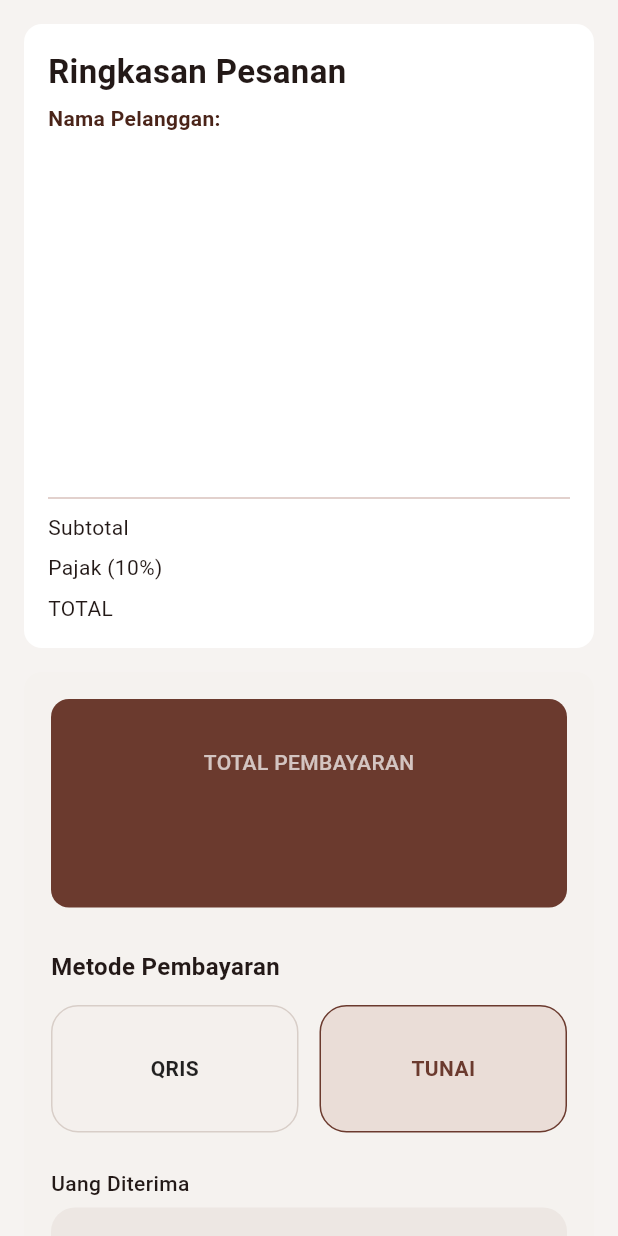
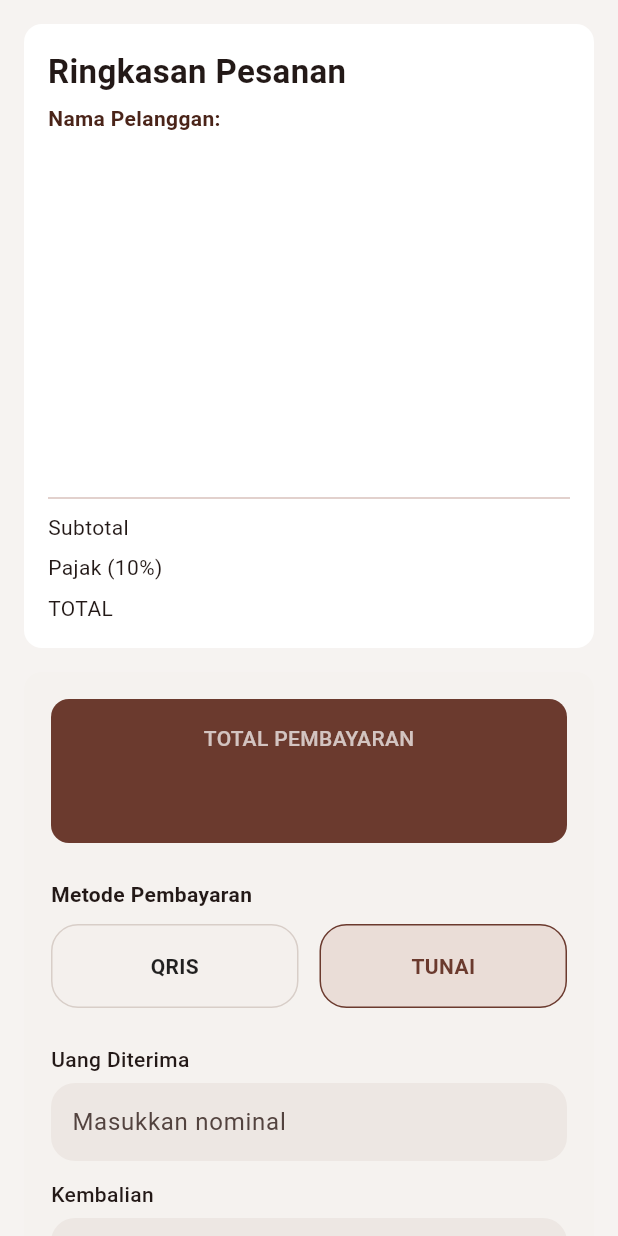
Before and after one commit to PA-opinicteam/Opini-Kopi, a Flutter app: the PaymentPage screen opened directly with empty values, on a phone screen of 412 x 824 dp. Run offline on Flutter 3.47's test engine with Material 3 defaults, Android fonts, the phone set to English and light mode, and no system bars; our stand-ins replace fancy_shimmer_image, fl_chart, flutter_dotenv, flutter_local_notifications, image_picker, pdf and 5 more; missing offline and left inert: ambient_light, esc_pos_utils_plus, excel; accounts and stored records are empty.

Commit message:
fix cashier

```diff
--- a/lib/pages/cashier/home_page.dart
+++ b/lib/pages/cashier/home_page.dart
@@ -394,13 +394,15 @@ class _HomePageState extends State<HomePage> {
   }
 
   Widget _buildPriceRow(String title, String value, {bool isTotal = false}) {
+    final isMobile = ResponsiveHelper.isMobile(context);
+
     return Row(
       mainAxisAlignment: MainAxisAlignment.spaceBetween,
       children: [
         Text(
           title,
           style: TextStyle(
-            fontSize: isTotal ? 18 : 15,
+            fontSize: isTotal ? (isMobile ? 16 : 18) : (isMobile ? 13 : 15),
             fontWeight: isTotal ? FontWeight.w700 : FontWeight.w400,
           ),
         ),
--- a/lib/pages/cashier/payment_page.dart
+++ b/lib/pages/cashier/payment_page.dart
@@ -153,11 +153,11 @@ class _PaymentPageState extends State<PaymentPage> {
         side: const BorderSide(color: Color(0xFF4A2419)),
         foregroundColor: const Color(0xFF4A2419),
         shape: RoundedRectangleBorder(borderRadius: BorderRadius.circular(12)),
-        padding: const EdgeInsets.symmetric(horizontal: 18, vertical: 14),
+        padding: const EdgeInsets.symmetric(horizontal: 12, vertical: 10),
       ),
       child: Text(
         widget.formatRupiah(amount),
-        style: const TextStyle(fontSize: 18, fontWeight: FontWeight.w600),
+        style: const TextStyle(fontSize: 14, fontWeight: FontWeight.w600),
       ),
     );
   }
@@ -178,7 +178,7 @@ class _PaymentPageState extends State<PaymentPage> {
         });
       },
       child: Container(
-        height: 85,
+        height: 56,
         decoration: BoxDecoration(
           color: selected ? const Color(0xFFEADDD7) : const Color(0xFFF4F0ED),
           borderRadius: BorderRadius.circular(18),
@@ -206,7 +206,7 @@ class _PaymentPageState extends State<PaymentPage> {
         Text(label, style: const TextStyle(fontWeight: FontWeight.w500)),
         const SizedBox(height: 6),
         Container(
-          height: 72,
+          height: 52,
           padding: const EdgeInsets.symmetric(horizontal: 14),
           decoration: BoxDecoration(
             color: const Color(0xFFEDE7E3),
@@ -279,6 +279,7 @@ class _PaymentPageState extends State<PaymentPage> {
         children: [
           const Text(
             'Ringkasan Pesanan',
+            textAlign: TextAlign.center,
             style: TextStyle(fontSize: 22, fontWeight: FontWeight.bold),
           ),
           SizedBox(height: isCompact ? 6 : 8),
@@ -388,7 +389,7 @@ class _PaymentPageState extends State<PaymentPage> {
         children: [
           Container(
             width: double.infinity,
-            padding: const EdgeInsets.symmetric(vertical: 32),
+            padding: const EdgeInsets.symmetric(vertical: 16),
             decoration: BoxDecoration(
               color: const Color(0xFF6B3A2E),
               borderRadius: BorderRadius.circular(12),
@@ -407,19 +408,19 @@ class _PaymentPageState extends State<PaymentPage> {
                   widget.formatRupiah(widget.total),
                   style: const TextStyle(
                     color: Colors.white,
-                    fontSize: 32,
+                    fontSize: 24,
                     fontWeight: FontWeight.bold,
                   ),
                 ),
               ],
             ),
           ),
-          const SizedBox(height: 28),
+          const SizedBox(height: 24),
           const Text(
             'Metode Pembayaran',
-            style: TextStyle(fontWeight: FontWeight.w600, fontSize: 16),
+            style: TextStyle(fontWeight: FontWeight.w600, fontSize: 14),
           ),
-          const SizedBox(height: 14),
+          const SizedBox(height: 10),
           Row(
             children: [
               Expanded(child: _method('QRIS', 'qris')),
@@ -474,46 +475,20 @@ class _PaymentPageState extends State<PaymentPage> {
                 );
               },
             ),
-            const SizedBox(height: 16),
-            LayoutBuilder(
-              builder: (context, constraints) {
-                final isCompactShortcuts = constraints.maxWidth < 720;
-                final chips = [
-                  _quickCashChip(20000),
-                  _quickCashChip(50000),
-                  _quickCashChip(100000),
-                  _quickCashChip(150000),
-                ];
-
-                if (isCompactShortcuts) {
-                  return Center(
-                    child: Wrap(
-                      alignment: WrapAlignment.center,
-                      spacing: 12,
-                      runSpacing: 12,
-                      children: chips,
-                    ),
-                  );
-                }
-
-                return Center(
-                  child: SingleChildScrollView(
-                    scrollDirection: Axis.horizontal,
-                    child: Row(
-                      mainAxisSize: MainAxisSize.min,
+            const SizedBox(height: 12),
+            GridView.count(
+              shrinkWrap: true,
+              physics: const NeverScrollableScrollPhysics(),
+              crossAxisCount: 2,
+              mainAxisSpacing: 8,
+              crossAxisSpacing: 8,
+              childAspectRatio: 2.8,
               children: [
-                        chips[0],
-                        const SizedBox(width: 12),
-                        chips[1],
-                        const SizedBox(width: 12),
-                        chips[2],
-                        const SizedBox(width: 12),
-                        chips[3],
+                _quickCashButton(20000),
+                _quickCashButton(50000),
+                _quickCashButton(100000),
+                _quickCashButton(150000),
               ],
-                    ),
-                  ),
-                );
-              },
             ),
           ] else
             Container(
@@ -566,7 +541,14 @@ class _PaymentPageState extends State<PaymentPage> {
                     padding: const EdgeInsets.symmetric(vertical: 18),
                   ),
                   child: isLoading
-                      ? const CircularProgressIndicator(color: Colors.white)
+                  ? const SizedBox(
+                      width: 20,
+                      height: 20,
+                      child: CircularProgressIndicator(
+                        strokeWidth: 2.5,
+                        color: Colors.white,
+                      ),
+                    )
                   : const Text(
                       'Konfirmasi Pembayaran',
                       style: TextStyle(
@@ -584,10 +566,6 @@ class _PaymentPageState extends State<PaymentPage> {
     );
   }
 
-  Widget _quickCashChip(int amount) {
-    return SizedBox(width: 160, height: 48, child: _quickCashButton(amount));
-  }
-
   Widget _imageFallback() {
     return Container(
       width: 56,
```
Also changed, not shown: lib/widgets/cashier/delete_item_dialog.dart (+5 -3 lines), lib/widgets/cashier/order_summary_widget.dart (+12 -11 lines). Lines whose indentation alone changed are shown as unchanged.
